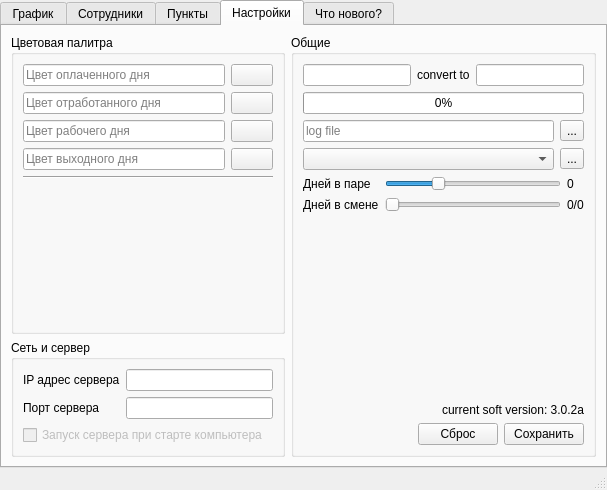
The-Zealot/WBScheduleManager, file mainwindow.ui: the form before one commit.
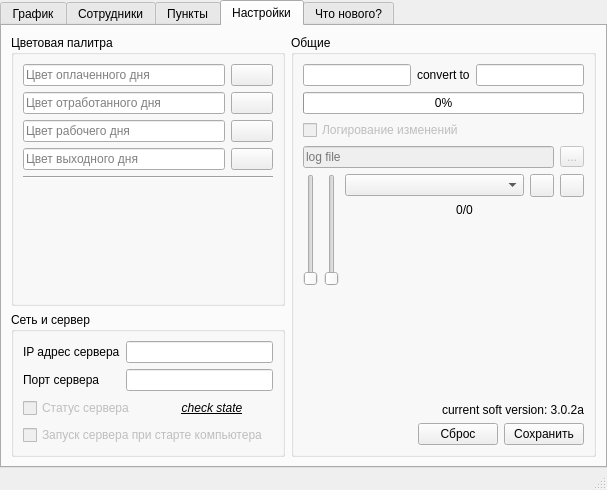
The form after the commit. The open tabs and pages were chosen to show the change. Icons and pictures are not drawn. Custom widgets are drawn as their Qt base class.

Commit message: Added the feature to edit a fixed schedule

Diff of the .ui file:
```diff
--- a/mainwindow.ui
+++ b/mainwindow.ui
@@ -940,7 +940,7 @@
           <property name="title">
            <string>Общие</string>
           </property>
-          <layout class="QGridLayout" name="gridLayout_4">
+          <layout class="QGridLayout" name="gridLayout_13">
            <item row="0" column="0">
             <layout class="QGridLayout" name="gridLayout_5">
              <item row="0" column="0">
@@ -966,9 +966,22 @@
             </layout>
            </item>
            <item row="1" column="0">
+            <widget class="QCheckBox" name="checkBox">
+             <property name="enabled">
+              <bool>false</bool>
+             </property>
+             <property name="text">
+              <string>Логирование изменений</string>
+             </property>
+            </widget>
+           </item>
+           <item row="2" column="0">
             <layout class="QHBoxLayout" name="horizontalLayout_11">
              <item>
               <widget class="QLineEdit" name="lineEdit_5">
+               <property name="enabled">
+                <bool>false</bool>
+               </property>
                <property name="placeholderText">
                 <string>log file</string>
                </property>
@@ -976,20 +989,9 @@
              </item>
              <item>
               <widget class="QToolButton" name="toolButton">
-               <property name="text">
-                <string>...</string>
+               <property name="enabled">
+                <bool>false</bool>
                </property>
-              </widget>
-             </item>
-            </layout>
-           </item>
-           <item row="2" column="0">
-            <layout class="QHBoxLayout" name="horizontalLayout_13">
-             <item>
-              <widget class="QComboBox" name="comboBox"/>
-             </item>
-             <item>
-              <widget class="QToolButton" name="toolButton_2">
                <property name="text">
                 <string>...</string>
                </property>
@@ -998,37 +1000,19 @@
             </layout>
            </item>
            <item row="3" column="0">
-            <layout class="QHBoxLayout" name="horizontalLayout_6">
-             <item>
-              <layout class="QVBoxLayout" name="verticalLayout_14">
+            <layout class="QGridLayout" name="gridLayout_4">
+             <item row="0" column="0">
+              <layout class="QHBoxLayout" name="horizontalLayout_5">
                <item>
-                <widget class="QLabel" name="label_12">
-                 <property name="text">
-                  <string>Дней в паре</string>
-                 </property>
-                </widget>
-               </item>
-               <item>
-                <widget class="QLabel" name="label_13">
-                 <property name="text">
-                  <string>Дней в смене</string>
-                 </property>
-                </widget>
-               </item>
-              </layout>
-             </item>
-             <item>
-              <layout class="QVBoxLayout" name="verticalLayout_13">
-               <item>
-                <widget class="QSlider" name="horizontalSlider">
+                <widget class="QSlider" name="sliderFirst">
                  <property name="maximum">
                   <number>7</number>
                  </property>
                  <property name="value">
-                  <number>2</number>
+                  <number>0</number>
                  </property>
                  <property name="orientation">
-                  <enum>Qt::Horizontal</enum>
+                  <enum>Qt::Vertical</enum>
                  </property>
                  <property name="invertedAppearance">
                   <bool>false</bool>
@@ -1039,39 +1023,78 @@
                 </widget>
                </item>
                <item>
-                <widget class="QSlider" name="horizontalSlider_3">
+                <widget class="QSlider" name="sliderSecond">
                  <property name="minimum">
                   <number>0</number>
                  </property>
                  <property name="maximum">
-                  <number>2</number>
+                  <number>7</number>
                  </property>
                  <property name="value">
                   <number>0</number>
                  </property>
                  <property name="orientation">
-                  <enum>Qt::Horizontal</enum>
+                  <enum>Qt::Vertical</enum>
                  </property>
                 </widget>
                </item>
               </layout>
              </item>
-             <item>
-              <layout class="QVBoxLayout" name="verticalLayout_12">
+             <item row="0" column="1">
+              <layout class="QVBoxLayout" name="verticalLayout_2">
                <item>
-                <widget class="QLabel" name="label_2">
-                 <property name="text">
-                  <string>0</string>
-                 </property>
-                </widget>
+                <layout class="QHBoxLayout" name="horizontalLayout_13">
+                 <item>
+                  <widget class="QComboBox" name="comboBoxSchedule">
+                   <property name="sizePolicy">
+                    <sizepolicy hsizetype="Expanding" vsizetype="Fixed">
+                     <horstretch>0</horstretch>
+                     <verstretch>0</verstretch>
+                    </sizepolicy>
+                   </property>
+                  </widget>
+                 </item>
+                 <item>
+                  <widget class="QToolButton" name="buttonDeleteSchedule">
+                   <property name="icon">
+                    <iconset resource="resource.qrc">
+                     <normaloff>:/image/icons/delete.png</normaloff>:/image/icons/delete.png</iconset>
+                   </property>
+                  </widget>
+                 </item>
+                 <item>
+                  <widget class="QToolButton" name="buttonAddSchedule">
+                   <property name="icon">
+                    <iconset resource="resource.qrc">
+                     <normaloff>:/image/icons/add.png</normaloff>:/image/icons/add.png</iconset>
+                   </property>
+                  </widget>
+                 </item>
+                </layout>
                </item>
                <item>
                 <widget class="QLabel" name="label_11">
                  <property name="text">
                   <string>0/0</string>
                  </property>
+                 <property name="alignment">
+                  <set>Qt::AlignCenter</set>
+                 </property>
                 </widget>
                </item>
+               <item>
+                <spacer name="verticalSpacer_4">
+                 <property name="orientation">
+                  <enum>Qt::Vertical</enum>
+                 </property>
+                 <property name="sizeHint" stdset="0">
+                  <size>
+                   <width>20</width>
+                   <height>40</height>
+                  </size>
+                 </property>
+                </spacer>
+               </item>
               </layout>
              </item>
             </layout>
@@ -1138,8 +1161,8 @@
           <property name="title">
            <string>Сеть и сервер</string>
           </property>
-          <layout class="QVBoxLayout" name="verticalLayout_11">
-           <item>
+          <layout class="QGridLayout" name="gridLayout_24">
+           <item row="0" column="0">
             <layout class="QHBoxLayout" name="horizontalLayout_4">
              <item>
               <layout class="QVBoxLayout" name="verticalLayout_7">
@@ -1171,7 +1194,41 @@
              </item>
             </layout>
            </item>
-           <item>
+           <item row="1" column="0">
+            <layout class="QHBoxLayout" name="horizontalLayout_8">
+             <item>
+              <widget class="QCheckBox" name="checkBox_2">
+               <property name="enabled">
+                <bool>false</bool>
+               </property>
+               <property name="text">
+                <string>Статус сервера</string>
+               </property>
+              </widget>
+             </item>
+             <item>
+              <widget class="QPushButton" name="pushButton">
+               <property name="font">
+                <font>
+                 <family>Arial</family>
+                 <italic>true</italic>
+                 <underline>true</underline>
+                </font>
+               </property>
+               <property name="cursor">
+                <cursorShape>PointingHandCursor</cursorShape>
+               </property>
+               <property name="text">
+                <string>check state</string>
+               </property>
+               <property name="flat">
+                <bool>true</bool>
+               </property>
+              </widget>
+             </item>
+            </layout>
+           </item>
+           <item row="2" column="0">
             <widget class="QCheckBox" name="checkBox_10">
              <property name="enabled">
               <bool>false</bool>
```
Left out of the diff: 12 changed lines with no effect on the pictures. The commit also changes 1 other file.
